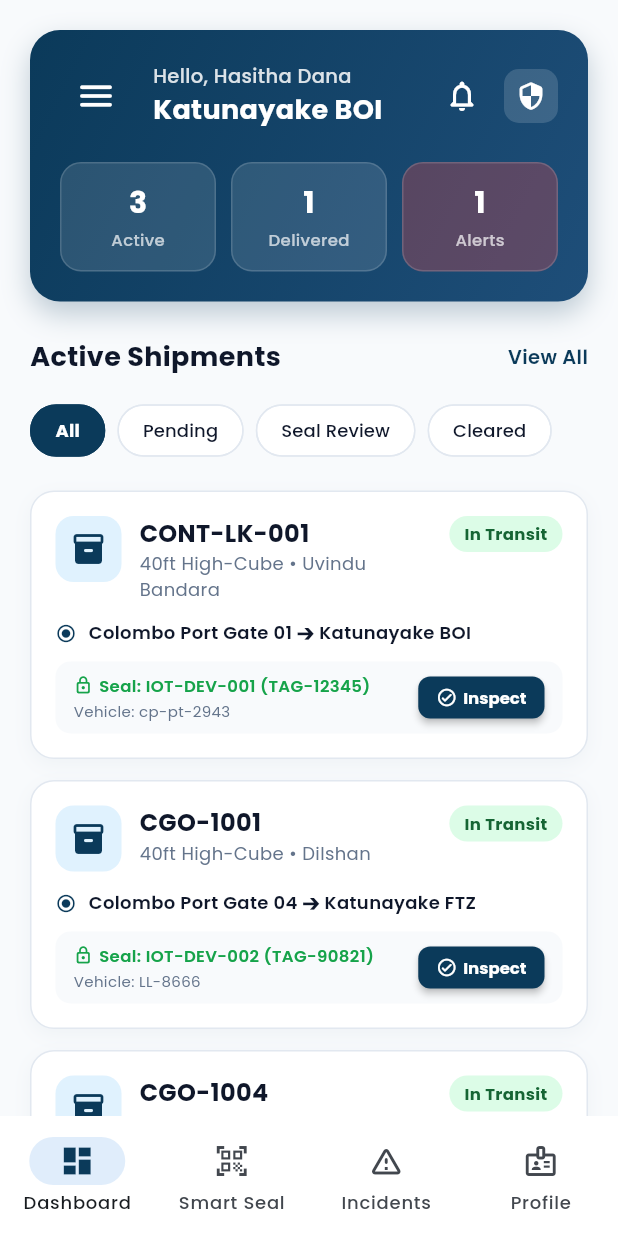
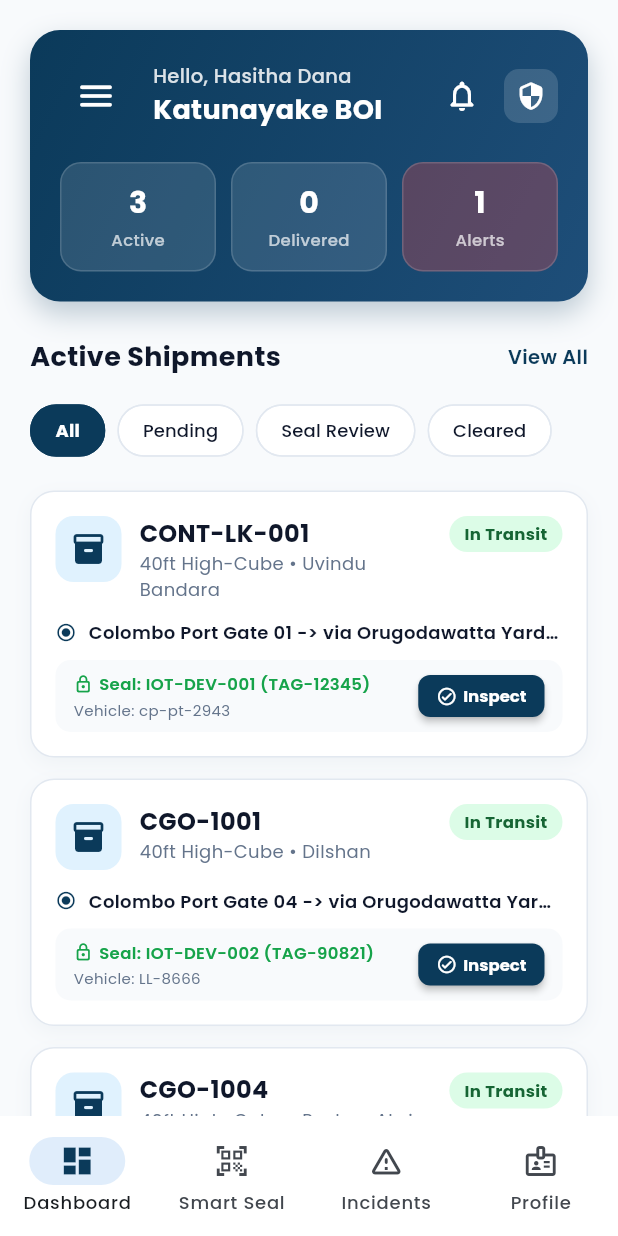
Before and after one commit to hashini312/securetrack-sl-mobile-app, a Flutter app: the InspectorMainNav screen opened directly, on a phone screen of 412 x 824 dp. Run offline on Flutter 3.47's test engine with Material 3 defaults, Android fonts, the phone set to English and light mode, and no system bars; our stand-ins replace flutter_map, google_fonts, latlong2, shared_preferences; accounts and stored records are empty.

Commit message:
fix(driver,inspector): align driver NIC credentials and match inspector containers to exact 5 DB containers

```diff
--- a/driver_inspector/lib/screens/driver_login_screen.dart
+++ b/driver_inspector/lib/screens/driver_login_screen.dart
@@ -326,7 +326,7 @@ class _DriverLoginScreenState extends State<DriverLoginScreen> {
                                     const SizedBox(width: 4),
                                     _buildQuickChip('2: Dilshan', () {
                                       setState(() {
-                                        _userCtrl.text = 'dilshan@securetrack.lk';
+                                        _userCtrl.text = '962510703v';
                                         _passCtrl.text = 'Driver@2026';
                                         _codeCtrl.text = 'LL-8666';
                                       });
@@ -334,7 +334,7 @@ class _DriverLoginScreenState extends State<DriverLoginScreen> {
                                     const SizedBox(width: 4),
                                     _buildQuickChip('3: Nimantha', () {
                                       setState(() {
-                                        _userCtrl.text = 'nimantha@securetrack.lk';
+                                        _userCtrl.text = '962510202v';
                                         _passCtrl.text = 'Driver@2026';
                                         _codeCtrl.text = 'LC-2225';
                                       });
@@ -342,7 +342,7 @@ class _DriverLoginScreenState extends State<DriverLoginScreen> {
                                     const SizedBox(width: 4),
                                     _buildQuickChip('4: Roshen', () {
                                       setState(() {
-                                        _userCtrl.text = 'roshen@securetrack.lk';
+                                        _userCtrl.text = '962510991v';
                                         _passCtrl.text = 'Driver@2026';
                                         _codeCtrl.text = 'WP-CBE-9901';
                                       });
@@ -350,7 +350,7 @@ class _DriverLoginScreenState extends State<DriverLoginScreen> {
                                     const SizedBox(width: 4),
                                     _buildQuickChip('5: Matheesha', () {
                                       setState(() {
-                                        _userCtrl.text = 'matheesha@securetrack.lk';
+                                        _userCtrl.text = '962510580v';
                                         _passCtrl.text = 'Driver@2026';
                                         _codeCtrl.text = 'PT-2943';
                                       });
@@ -427,7 +427,7 @@ class _DriverLoginScreenState extends State<DriverLoginScreen> {
 
                     const SizedBox(height: 14),
                     Text(
-                      '© 2026 Sri Lanka Customs Authority\nSecureTrack SL Integrated Telemetry Suite',
+                      'Â© 2026 Sri Lanka Customs Authority\nSecureTrack SL Integrated Telemetry Suite',
                       textAlign: TextAlign.center,
                       style: GoogleFonts.poppins(
                         fontSize: 11,
--- a/driver_inspector/lib/screens/inspector_main_nav.dart
+++ b/driver_inspector/lib/screens/inspector_main_nav.dart
@@ -25,9 +25,9 @@ class _InspectorMainNavState extends State<InspectorMainNav> {
   String _selectedContainerId = 'CONT-LK-001';
   String _selectedSealId = 'IOT-DEV-001';
 
-  final List<Map<String, dynamic>> _allInspectionContainers = [
+    final List<Map<String, dynamic>> _allInspectionContainers = [
     // -----------------------------------------------------------------
-    // Katunayake BOI / FTZ (Assigned to Inspector: Hasitha Dana - INSP-13)
+    // 1. CONT-LK-001 (Lanka Logistics / Uvindu Bandara) - Katunayake BOI
     // -----------------------------------------------------------------
     {
       'id': 'CONT-LK-001',
@@ -39,10 +39,13 @@ class _InspectorMainNavState extends State<InspectorMainNav> {
       'vehicle': 'cp-pt-2943',
       'haulier': 'Lanka Logistics Ltd',
       'driver': 'Uvindu Bandara',
-      'route': 'Colombo Port Gate 01 ➔ Katunayake BOI',
+      'route': 'Colombo Port Gate 01 -> via Orugodawatta Yard -> Katunayake BOI',
       'risk': 'Low Risk (AEO Verified)',
       'riskColor': AppColors.successGreen,
     },
+    // -----------------------------------------------------------------
+    // 2. CGO-1001 (Ceylon Freight / Dilshan) - Katunayake FTZ
+    // -----------------------------------------------------------------
     {
       'id': 'CGO-1001',
       'destination': 'Katunayake FTZ',
@@ -53,10 +56,13 @@ class _InspectorMainNavState extends State<InspectorMainNav> {
       'vehicle': 'LL-8666',
       'haulier': 'Ceylon Freight Fleet',
       'driver': 'Dilshan',
-      'route': 'Colombo Port Gate 04 ➔ Katunayake FTZ',
+      'route': 'Colombo Port Gate 04 -> via Orugodawatta Yard -> Katunayake FTZ',
       'risk': 'Standard Risk',
       'riskColor': AppColors.warningOrange,
     },
+    // -----------------------------------------------------------------
+    // 3. CGO-1004 (Lanka Logistics / Roshen Alwis) - Katunayake BOI
+    // -----------------------------------------------------------------
     {
       'id': 'CGO-1004',
       'destination': 'Katunayake BOI',
@@ -67,27 +73,12 @@ class _InspectorMainNavState extends State<InspectorMainNav> {
       'vehicle': 'WP-CBE-9901',
       'haulier': 'Lanka Logistics Ltd',
       'driver': 'Roshen Alwis',
-      'route': 'Colombo Port Holding Area ➔ Katunayake BOI',
+      'route': 'Colombo Port Holding Area -> Katunayake BOI',
       'risk': 'Low Risk (Cold-Chain Verified)',
       'riskColor': AppColors.successGreen,
     },
-    {
-      'id': 'CONT-LK-002',
-      'destination': 'Katunayake BOI',
-      'cargo': 'Precision Aircraft Tooling',
-      'weight': '14,200 kg',
-      'status': 'Cleared & Gate Pass Issued',
-      'seal': 'IOT-DEV-010 (TAG-88231)',
-      'vehicle': 'WP-NC-5541',
-      'haulier': 'Ceylon Freight Fleet',
-      'driver': 'Suranga Lakmal',
-      'route': 'Colombo Port Gate 03 ➔ Katunayake BOI',
-      'risk': 'Low Risk (Cleared)',
-      'riskColor': AppColors.successGreen,
-    },
-
     // -----------------------------------------------------------------
-    // Biyagama FTZ / Export Zone (Assigned to Inspector: Saman Kumara - INSP-15)
+    // 4. CGO-1002 (Cargo Overseas / Nimantha Bandara) - Biyagama FTZ
     // -----------------------------------------------------------------
     {
       'id': 'CGO-1002',
@@ -99,24 +90,13 @@ class _InspectorMainNavState extends State<InspectorMainNav> {
       'vehicle': 'LC-2225',
       'haulier': 'Cargo Overseas Hauliers',
       'driver': 'Nimantha Bandara',
-      'route': 'Peliyagoda Yard ➔ Biyagama FTZ',
+      'route': 'Peliyagoda Yard -> via Orugodawatta Yard -> Biyagama FTZ',
       'risk': 'Standard Risk (Lithium Cells)',
       'riskColor': AppColors.warningOrange,
     },
-    {
-      'id': 'CONT-LK-003',
-      'destination': 'Biyagama FTZ',
-      'cargo': 'Textile & Apparel Raw Materials',
-      'weight': '19,400 kg',
-      'status': 'Pending FTZ Inward Clearance',
-      'seal': 'IOT-DEV-008 (TAG-66190)',
-      'vehicle': 'WP-ND-8192',
-      'haulier': 'Lanka Logistics Ltd',
-      'driver': 'Sunil Shantha',
-      'route': 'Colombo Port Gate 02 ➔ Biyagama FTZ',
-      'risk': 'Low Risk (AEO Verified)',
-      'riskColor': AppColors.successGreen,
-    },
+    // -----------------------------------------------------------------
+    // 5. CGO-1003 (Ceylon Freight / Matheesha) - Biyagama Export Zone
+    // -----------------------------------------------------------------
     {
       'id': 'CGO-1003',
       'destination': 'Biyagama Export Zone',
@@ -127,53 +107,7 @@ class _InspectorMainNavState extends State<InspectorMainNav> {
       'vehicle': 'PT-2943',
       'haulier': 'Ceylon Freight Fleet',
       'driver': 'Matheesha',
-      'route': 'Peliyagoda Yard ➔ Biyagama Export Zone',
-      'risk': 'Low Risk (Cleared)',
-      'riskColor': AppColors.successGreen,
-    },
-
-    // -----------------------------------------------------------------
-    // Orugodawatta Customs Yard (Assigned to Inspector: Kavindu Madushan - INSP-14)
-    // -----------------------------------------------------------------
-    {
-      'id': 'CGO-1005',
-      'destination': 'Orugodawatta Customs Yard',
-      'cargo': 'Heavy Machinery & Hydraulic Parts',
-      'weight': '28,300 kg',
-      'status': 'Pending Yard Inspection',
-      'seal': 'IOT-DEV-006 (TAG-44821)',
-      'vehicle': 'WP-CAB-4412',
-      'haulier': 'Ceylon Freight Fleet',
-      'driver': 'Kusal Mendis',
-      'route': 'Colombo Port Gate 02 ➔ Orugodawatta Customs Yard',
-      'risk': 'Standard Risk',
-      'riskColor': AppColors.warningOrange,
-    },
-    {
-      'id': 'CGO-1006',
-      'destination': 'Orugodawatta Customs Yard',
-      'cargo': 'Consumer Electronics Consignment',
-      'weight': '15,100 kg',
-      'status': 'Seal Verification Required',
-      'seal': 'IOT-DEV-007 (TAG-99011)',
-      'vehicle': 'WP-DA-3119',
-      'haulier': 'Cargo Overseas Hauliers',
-      'driver': 'Kasun Rajitha',
-      'route': 'Peliyagoda Yard ➔ Orugodawatta Customs Yard',
-      'risk': 'Standard Risk (High Value)',
-      'riskColor': AppColors.warningOrange,
-    },
-    {
-      'id': 'CGO-1007',
-      'destination': 'Orugodawatta Customs Yard',
-      'cargo': 'Agricultural Fertilizers & Seeds',
-      'weight': '21,000 kg',
-      'status': 'Cleared & Gate Pass Issued',
-      'seal': 'IOT-DEV-009 (TAG-11234)',
-      'vehicle': 'WP-GA-7762',
-      'haulier': 'Lanka Logistics Ltd',
-      'driver': 'Pradeep Kumara',
-      'route': 'Colombo Port Gate 01 ➔ Orugodawatta Customs Yard',
+      'route': 'Peliyagoda Yard -> Biyagama Export Zone',
       'risk': 'Low Risk (Cleared)',
       'riskColor': AppColors.successGreen,
     },
--- a/owner/lib/screens/driver_login_screen.dart
+++ b/owner/lib/screens/driver_login_screen.dart
@@ -326,7 +326,7 @@ class _DriverLoginScreenState extends State<DriverLoginScreen> {
                                     const SizedBox(width: 4),
                                     _buildQuickChip('2: Dilshan', () {
                                       setState(() {
-                                        _userCtrl.text = 'dilshan@securetrack.lk';
+                                        _userCtrl.text = '962510703v';
                                         _passCtrl.text = 'Driver@2026';
                                         _codeCtrl.text = 'LL-8666';
                                       });
@@ -334,7 +334,7 @@ class _DriverLoginScreenState extends State<DriverLoginScreen> {
                                     const SizedBox(width: 4),
                                     _buildQuickChip('3: Nimantha', () {
                                       setState(() {
-                                        _userCtrl.text = 'nimantha@securetrack.lk';
+                                        _userCtrl.text = '962510202v';
                                         _passCtrl.text = 'Driver@2026';
                                         _codeCtrl.text = 'LC-2225';
                                       });
@@ -342,7 +342,7 @@ class _DriverLoginScreenState extends State<DriverLoginScreen> {
                                     const SizedBox(width: 4),
                                     _buildQuickChip('4: Roshen', () {
                                       setState(() {
-                                        _userCtrl.text = 'roshen@securetrack.lk';
+                                        _userCtrl.text = '962510991v';
                                         _passCtrl.text = 'Driver@2026';
                                         _codeCtrl.text = 'WP-CBE-9901';
                                       });
@@ -350,7 +350,7 @@ class _DriverLoginScreenState extends State<DriverLoginScreen> {
                                     const SizedBox(width: 4),
                                     _buildQuickChip('5: Matheesha', () {
                                       setState(() {
-                                        _userCtrl.text = 'matheesha@securetrack.lk';
+                                        _userCtrl.text = '962510580v';
                                         _passCtrl.text = 'Driver@2026';
                                         _codeCtrl.text = 'PT-2943';
                                       });
@@ -427,7 +427,7 @@ class _DriverLoginScreenState extends State<DriverLoginScreen> {
 
                     const SizedBox(height: 14),
                     Text(
-                      '© 2026 Sri Lanka Customs Authority\nSecureTrack SL Integrated Telemetry Suite',
+                      'Â© 2026 Sri Lanka Customs Authority\nSecureTrack SL Integrated Telemetry Suite',
                       textAlign: TextAlign.center,
                       style: GoogleFonts.poppins(
                         fontSize: 11,
--- a/owner/lib/screens/inspector_main_nav.dart
+++ b/owner/lib/screens/inspector_main_nav.dart
@@ -25,9 +25,9 @@ class _InspectorMainNavState extends State<InspectorMainNav> {
   String _selectedContainerId = 'CONT-LK-001';
   String _selectedSealId = 'IOT-DEV-001';
 
-  final List<Map<String, dynamic>> _allInspectionContainers = [
+    final List<Map<String, dynamic>> _allInspectionContainers = [
     // -----------------------------------------------------------------
-    // Katunayake BOI / FTZ (Assigned to Inspector: Hasitha Dana - INSP-13)
+    // 1. CONT-LK-001 (Lanka Logistics / Uvindu Bandara) - Katunayake BOI
     // -----------------------------------------------------------------
     {
       'id': 'CONT-LK-001',
@@ -39,10 +39,13 @@ class _InspectorMainNavState extends State<InspectorMainNav> {
       'vehicle': 'cp-pt-2943',
       'haulier': 'Lanka Logistics Ltd',
       'driver': 'Uvindu Bandara',
-      'route': 'Colombo Port Gate 01 ➔ Katunayake BOI',
+      'route': 'Colombo Port Gate 01 -> via Orugodawatta Yard -> Katunayake BOI',
       'risk': 'Low Risk (AEO Verified)',
       'riskColor': AppColors.successGreen,
     },
+    // -----------------------------------------------------------------
+    // 2. CGO-1001 (Ceylon Freight / Dilshan) - Katunayake FTZ
+    // -----------------------------------------------------------------
     {
       'id': 'CGO-1001',
       'destination': 'Katunayake FTZ',
@@ -53,10 +56,13 @@ class _InspectorMainNavState extends State<InspectorMainNav> {
       'vehicle': 'LL-8666',
       'haulier': 'Ceylon Freight Fleet',
       'driver': 'Dilshan',
-      'route': 'Colombo Port Gate 04 ➔ Katunayake FTZ',
+      'route': 'Colombo Port Gate 04 -> via Orugodawatta Yard -> Katunayake FTZ',
       'risk': 'Standard Risk',
       'riskColor': AppColors.warningOrange,
     },
+    // -----------------------------------------------------------------
+    // 3. CGO-1004 (Lanka Logistics / Roshen Alwis) - Katunayake BOI
+    // -----------------------------------------------------------------
     {
       'id': 'CGO-1004',
       'destination': 'Katunayake BOI',
@@ -67,27 +73,12 @@ class _InspectorMainNavState extends State<InspectorMainNav> {
       'vehicle': 'WP-CBE-9901',
       'haulier': 'Lanka Logistics Ltd',
       'driver': 'Roshen Alwis',
-      'route': 'Colombo Port Holding Area ➔ Katunayake BOI',
+      'route': 'Colombo Port Holding Area -> Katunayake BOI',
       'risk': 'Low Risk (Cold-Chain Verified)',
       'riskColor': AppColors.successGreen,
     },
-    {
-      'id': 'CONT-LK-002',
-      'destination': 'Katunayake BOI',
-      'cargo': 'Precision Aircraft Tooling',
-      'weight': '14,200 kg',
-      'status': 'Cleared & Gate Pass Issued',
-      'seal': 'IOT-DEV-010 (TAG-88231)',
-      'vehicle': 'WP-NC-5541',
-      'haulier': 'Ceylon Freight Fleet',
-      'driver': 'Suranga Lakmal',
-      'route': 'Colombo Port Gate 03 ➔ Katunayake BOI',
-      'risk': 'Low Risk (Cleared)',
-      'riskColor': AppColors.successGreen,
-    },
-
     // -----------------------------------------------------------------
-    // Biyagama FTZ / Export Zone (Assigned to Inspector: Saman Kumara - INSP-15)
+    // 4. CGO-1002 (Cargo Overseas / Nimantha Bandara) - Biyagama FTZ
     // -----------------------------------------------------------------
     {
       'id': 'CGO-1002',
@@ -99,24 +90,13 @@ class _InspectorMainNavState extends State<InspectorMainNav> {
       'vehicle': 'LC-2225',
       'haulier': 'Cargo Overseas Hauliers',
       'driver': 'Nimantha Bandara',
-      'route': 'Peliyagoda Yard ➔ Biyagama FTZ',
+      'route': 'Peliyagoda Yard -> via Orugodawatta Yard -> Biyagama FTZ',
       'risk': 'Standard Risk (Lithium Cells)',
       'riskColor': AppColors.warningOrange,
     },
-    {
-      'id': 'CONT-LK-003',
-      'destination': 'Biyagama FTZ',
-      'cargo': 'Textile & Apparel Raw Materials',
-      'weight': '19,400 kg',
-      'status': 'Pending FTZ Inward Clearance',
-      'seal': 'IOT-DEV-008 (TAG-66190)',
-      'vehicle': 'WP-ND-8192',
-      'haulier': 'Lanka Logistics Ltd',
-      'driver': 'Sunil Shantha',
-      'route': 'Colombo Port Gate 02 ➔ Biyagama FTZ',
-      'risk': 'Low Risk (AEO Verified)',
-      'riskColor': AppColors.successGreen,
-    },
+    // -----------------------------------------------------------------
+    // 5. CGO-1003 (Ceylon Freight / Matheesha) - Biyagama Export Zone
+    // -----------------------------------------------------------------
     {
       'id': 'CGO-1003',
       'destination': 'Biyagama Export Zone',
@@ -127,53 +107,7 @@ class _InspectorMainNavState extends State<InspectorMainNav> {
       'vehicle': 'PT-2943',
       'haulier': 'Ceylon Freight Fleet',
       'driver': 'Matheesha',
-      'route': 'Peliyagoda Yard ➔ Biyagama Export Zone',
-      'risk': 'Low Risk (Cleared)',
-      'riskColor': AppColors.successGreen,
-    },
-
-    // -----------------------------------------------------------------
-    // Orugodawatta Customs Yard (Assigned to Inspector: Kavindu Madushan - INSP-14)
-    // -----------------------------------------------------------------
-    {
-      'id': 'CGO-1005',
-      'destination': 'Orugodawatta Customs Yard',
-      'cargo': 'Heavy Machinery & Hydraulic Parts',
-      'weight': '28,300 kg',
-      'status': 'Pending Yard Inspection',
-      'seal': 'IOT-DEV-006 (TAG-44821)',
-      'vehicle': 'WP-CAB-4412',
-      'haulier': 'Ceylon Freight Fleet',
-      'driver': 'Kusal Mendis',
-      'route': 'Colombo Port Gate 02 ➔ Orugodawatta Customs Yard',
-      'risk': 'Standard Risk',
-      'riskColor': AppColors.warningOrange,
-    },
-    {
-      'id': 'CGO-1006',
-      'destination': 'Orugodawatta Customs Yard',
-      'cargo': 'Consumer Electronics Consignment',
-      'weight': '15,100 kg',
-      'status': 'Seal Verification Required',
-      'seal': 'IOT-DEV-007 (TAG-99011)',
-      'vehicle': 'WP-DA-3119',
-      'haulier': 'Cargo Overseas Hauliers',
-      'driver': 'Kasun Rajitha',
-      'route': 'Peliyagoda Yard ➔ Orugodawatta Customs Yard',
-      'risk': 'Standard Risk (High Value)',
-      'riskColor': AppColors.warningOrange,
-    },
-    {
-      'id': 'CGO-1007',
-      'destination': 'Orugodawatta Customs Yard',
-      'cargo': 'Agricultural Fertilizers & Seeds',
-      'weight': '21,000 kg',
-      'status': 'Cleared & Gate Pass Issued',
-      'seal': 'IOT-DEV-009 (TAG-11234)',
-      'vehicle': 'WP-GA-7762',
-      'haulier': 'Lanka Logistics Ltd',
-      'driver': 'Pradeep Kumara',
-      'route': 'Colombo Port Gate 01 ➔ Orugodawatta Customs Yard',
+      'route': 'Peliyagoda Yard -> Biyagama Export Zone',
       'risk': 'Low Risk (Cleared)',
       'riskColor': AppColors.successGreen,
     },
```
Also changed, not shown: 1 other file.
